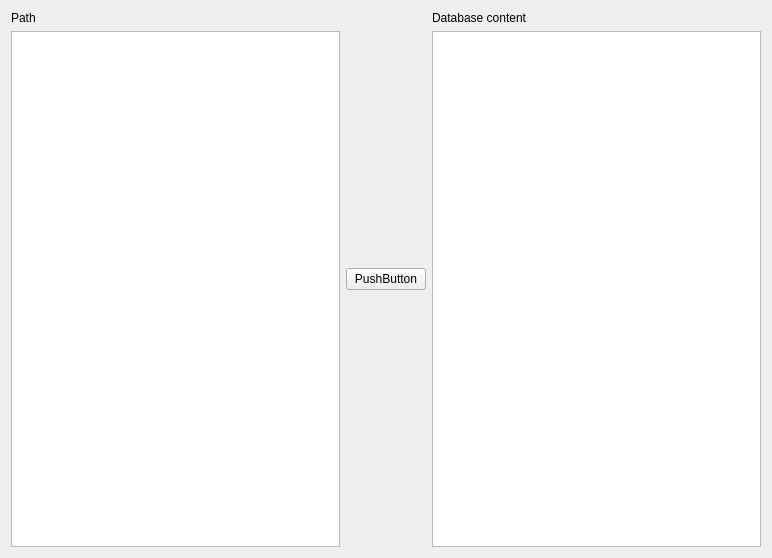
First picture: the form in QtMosaicDatabase.ui, repository mbrucher/QtMosaic, before the edit.
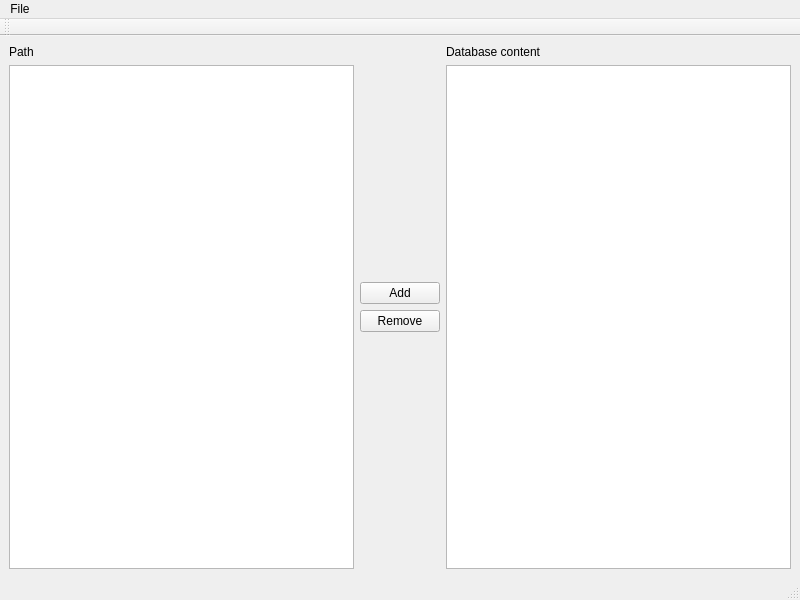
Second picture: the form after the edit.

Commit message: Created a more complete menu and tool bars

Patch:
```diff
--- a/QtMosaicDatabase.ui
+++ b/QtMosaicDatabase.ui
@@ -1,18 +1,19 @@
 <?xml version="1.0" encoding="UTF-8"?>
 <ui version="4.0">
- <class>Form</class>
- <widget class="QWidget" name="Form">
+ <class>MainWindow</class>
+ <widget class="QMainWindow" name="MainWindow">
   <property name="geometry">
    <rect>
     <x>0</x>
     <y>0</y>
-    <width>772</width>
-    <height>558</height>
+    <width>800</width>
+    <height>600</height>
    </rect>
   </property>
   <property name="windowTitle">
    <string>Form</string>
   </property>
+  <widget class="QWidget" name="centralwidget">
   <layout class="QGridLayout" name="gridLayout">
    <item row="0" column="0">
     <layout class="QHBoxLayout" name="horizontalLayout">
@@ -48,7 +49,14 @@
        <item>
         <widget class="QPushButton" name="pushButton">
          <property name="text">
-          <string>PushButton</string>
+           <string>Add</string>
+          </property>
+         </widget>
+        </item>
+        <item>
+         <widget class="QPushButton" name="pushButton_2">
+          <property name="text">
+           <string>Remove</string>
          </property>
         </widget>
        </item>
@@ -77,13 +85,64 @@
         </widget>
        </item>
        <item>
-        <widget class="QListView" name="listView"/>
+         <widget class="QListView" name="listView">
+          <property name="movement">
+           <enum>QListView::Snap</enum>
+          </property>
+          <property name="viewMode">
+           <enum>QListView::IconMode</enum>
+          </property>
+         </widget>
        </item>
       </layout>
      </item>
     </layout>
    </item>
   </layout>
+  </widget>
+  <widget class="QMenuBar" name="menubar">
+   <property name="geometry">
+    <rect>
+     <x>0</x>
+     <y>0</y>
+     <width>800</width>
+     <height>20</height>
+    </rect>
+   </property>
+   <widget class="QMenu" name="menuFile">
+    <property name="title">
+     <string>File</string>
+    </property>
+   </widget>
+   <addaction name="menuFile"/>
+  </widget>
+  <widget class="QStatusBar" name="statusbar"/>
+  <widget class="QToolBar" name="toolBar">
+   <property name="windowTitle">
+    <string>toolBar</string>
+   </property>
+   <attribute name="toolBarArea">
+    <enum>TopToolBarArea</enum>
+   </attribute>
+   <attribute name="toolBarBreak">
+    <bool>false</bool>
+   </attribute>
+  </widget>
+  <action name="actionOpen">
+   <property name="text">
+    <string>Open</string>
+   </property>
+  </action>
+  <action name="actionSave">
+   <property name="text">
+    <string>Save</string>
+   </property>
+  </action>
+  <action name="actionQuit">
+   <property name="text">
+    <string>Quit</string>
+   </property>
+  </action>
  </widget>
  <resources/>
  <connections/>
```
Left out of the diff: 2 changed lines with no effect on the pictures. Lines whose indentation alone changed are shown as unchanged. The commit also changes 6 other files.
